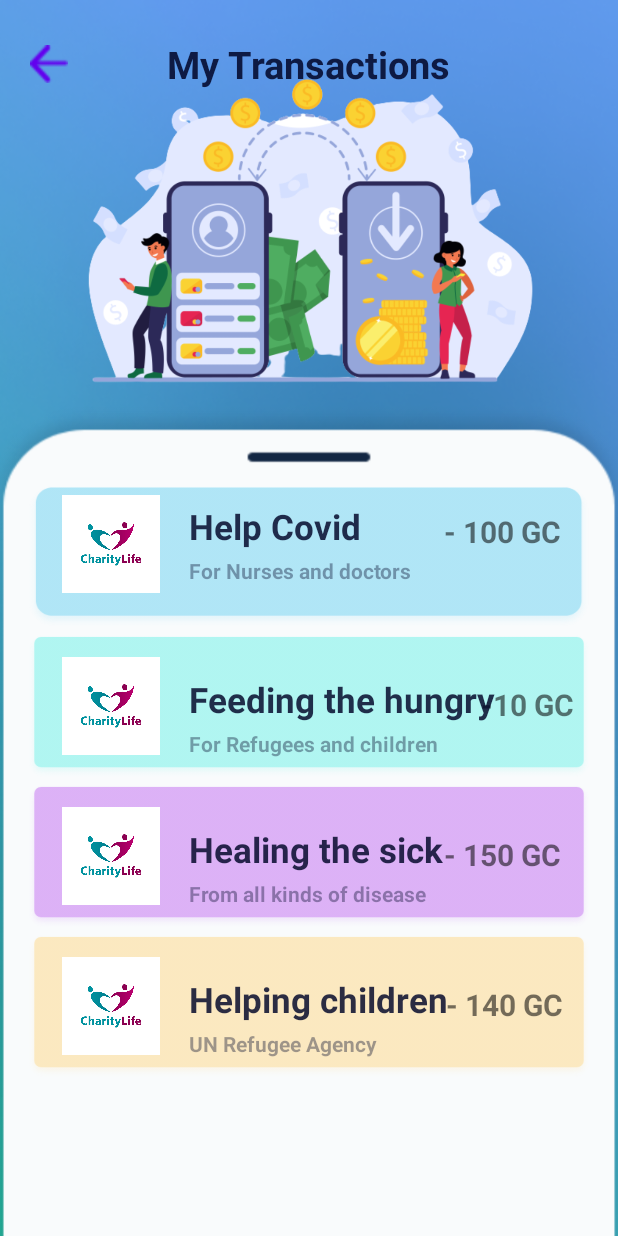
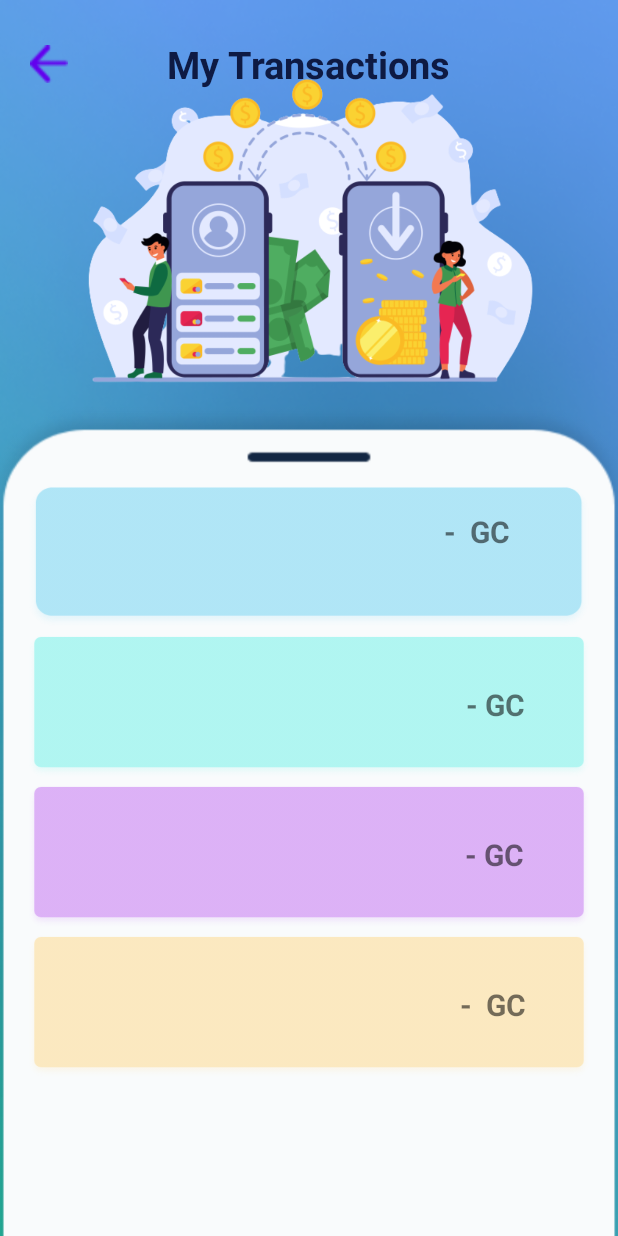
Before and after one commit to BeautifulStack/GreenCoinApp, an Android app: the Bills screen opened directly, with no data from a screen before it, on a phone screen of 412 x 824 dp. Run offline under Robolectric (Android 15) with nearby library versions, the light colour scheme and no system bars.

Commit message:
cleaning data on history

```diff
--- a/app/src/main/res/layout/bills.xml
+++ b/app/src/main/res/layout/bills.xml
@@ -54,42 +54,24 @@
                 android:background="@drawable/cv1"
                 android:layout_marginTop="15dp"/>
 
-            <ImageView
-                android:layout_width="65dp"
-                android:layout_height="65dp"
-                android:background="@drawable/preview"
-                android:layout_marginTop="25dp"
-                android:layout_marginLeft="25dp"
-                android:layout_centerVertical="true"/>
+            <TextView
+                android:layout_width="wrap_content"
+                android:layout_height="wrap_content"
+                android:layout_marginLeft="280dp"
+                android:layout_marginTop="35dp"
+                android:text="-  GC"
+                android:textSize="20dp"
+                android:textStyle="bold" />
 
             <TextView
                 android:layout_width="wrap_content"
                 android:layout_height="wrap_content"
-                android:text="- 100 GC"
-                android:layout_marginLeft="280dp"
-                android:layout_marginTop="35dp"
-                android:textStyle="bold"
-                android:textSize="20dp"/>
-
-            <TextView
-                android:layout_width="wrap_content"
-                android:layout_height="wrap_content"
-                android:text="Help Covid"
+                android:text=""
                 android:textColor="#d703082b"
                 android:textSize="23dp"
                 android:textStyle="bold"
                 android:layout_marginLeft="110dp"
                 android:layout_marginTop="30dp"/>
-
-            <TextView
-                android:layout_width="wrap_content"
-                android:layout_height="wrap_content"
-                android:text="For Nurses and doctors"
-                android:textColor="#6003082b"
-                android:textSize="14dp"
-                android:textStyle="bold"
-                android:layout_marginLeft="110dp"
-                android:layout_marginTop="65dp"/>
 
         </RelativeLayout>
 
@@ -103,42 +85,26 @@
                 android:layout_height="100dp"
                 android:background="@drawable/cv2"/>
 
-            <ImageView
-                android:layout_width="65dp"
-                android:layout_height="65dp"
-                android:background="@drawable/preview"
-                android:layout_marginTop="25dp"
-                android:layout_marginLeft="25dp"
-                android:layout_centerVertical="true"/>
 
             <TextView
                 android:layout_width="wrap_content"
                 android:layout_height="wrap_content"
-                android:text=" -10 GC"
-                android:layout_marginLeft="300dp"
+                android:layout_marginLeft="290dp"
                 android:layout_marginTop="35dp"
-                android:textStyle="bold"
-                android:textSize="20dp"/>
+                android:text=" - GC"
+                android:textSize="20dp"
+                android:textStyle="bold" />
 
             <TextView
                 android:layout_width="wrap_content"
                 android:layout_height="wrap_content"
-                android:text="Feeding the hungry"
+                android:text=""
                 android:textColor="#d703082b"
                 android:textSize="23dp"
                 android:textStyle="bold"
                 android:layout_marginLeft="110dp"
                 android:layout_marginTop="30dp"/>
 
-            <TextView
-                android:layout_width="wrap_content"
-                android:layout_height="wrap_content"
-                android:text="For Refugees and children"
-                android:textColor="#6003082b"
-                android:textSize="14dp"
-                android:textStyle="bold"
-                android:layout_marginLeft="110dp"
-                android:layout_marginTop="65dp"/>
 
         </RelativeLayout>
 
@@ -152,42 +118,15 @@
                 android:layout_height="100dp"
                 android:background="@drawable/cv3"/>
 
-            <ImageView
-                android:layout_width="65dp"
-                android:layout_height="65dp"
-                android:background="@drawable/preview"
-                android:layout_marginTop="25dp"
-                android:layout_marginLeft="25dp"
-                android:layout_centerVertical="true"/>
-
             <TextView
                 android:layout_width="wrap_content"
                 android:layout_height="wrap_content"
-                android:text="- 150 GC"
+                android:text="   - GC"
                 android:layout_marginLeft="280dp"
                 android:layout_marginTop="35dp"
                 android:textStyle="bold"
                 android:textSize="20dp"/>
 
-            <TextView
-                android:layout_width="wrap_content"
-                android:layout_height="wrap_content"
-                android:text="Healing the sick"
-                android:textColor="#d703082b"
-                android:textSize="23dp"
-                android:textStyle="bold"
-                android:layout_marginLeft="110dp"
-                android:layout_marginTop="30dp"/>
-
-            <TextView
-                android:layout_width="wrap_content"
-                android:layout_height="wrap_content"
-                android:text="From all kinds of disease"
-                android:textColor="#6003082b"
-                android:textSize="14dp"
-                android:textStyle="bold"
-                android:layout_marginLeft="110dp"
-                android:layout_marginTop="65dp"/>
 
         </RelativeLayout>
 
@@ -201,18 +140,12 @@
                 android:layout_height="100dp"
                 android:background="@drawable/cv4"/>
 
-            <ImageView
-                android:layout_width="65dp"
-                android:layout_height="65dp"
-                android:background="@drawable/preview"
-                android:layout_marginTop="25dp"
-                android:layout_marginLeft="25dp"
-                android:layout_centerVertical="true"/>
+
 
             <TextView
                 android:layout_width="wrap_content"
                 android:layout_height="wrap_content"
-                android:text="- 140 GC"
+                android:text="  -  GC"
                 android:layout_marginLeft="281dp"
                 android:layout_marginTop="35dp"
                 android:textStyle="bold"
@@ -221,22 +154,13 @@
             <TextView
                 android:layout_width="wrap_content"
                 android:layout_height="wrap_content"
-                android:text="Helping children"
+                android:layout_marginLeft="110dp"
+                android:layout_marginTop="30dp"
+                android:text=""
                 android:textColor="#d703082b"
                 android:textSize="23dp"
-                android:textStyle="bold"
-                android:layout_marginLeft="110dp"
-                android:layout_marginTop="30dp"/>
+                android:textStyle="bold" />
 
-            <TextView
-                android:layout_width="wrap_content"
-                android:layout_height="wrap_content"
-                android:text="UN Refugee Agency"
-                android:textColor="#6003082b"
-                android:textSize="14dp"
-                android:textStyle="bold"
-                android:layout_marginLeft="110dp"
-                android:layout_marginTop="65dp"/>
 
         </RelativeLayout>
 
```
